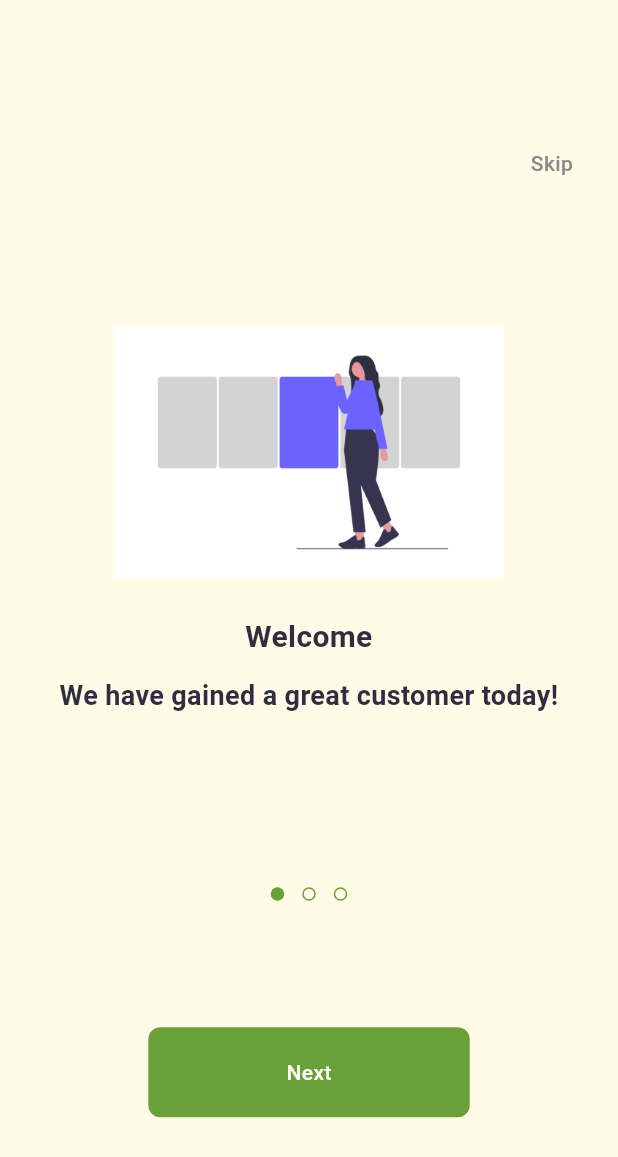
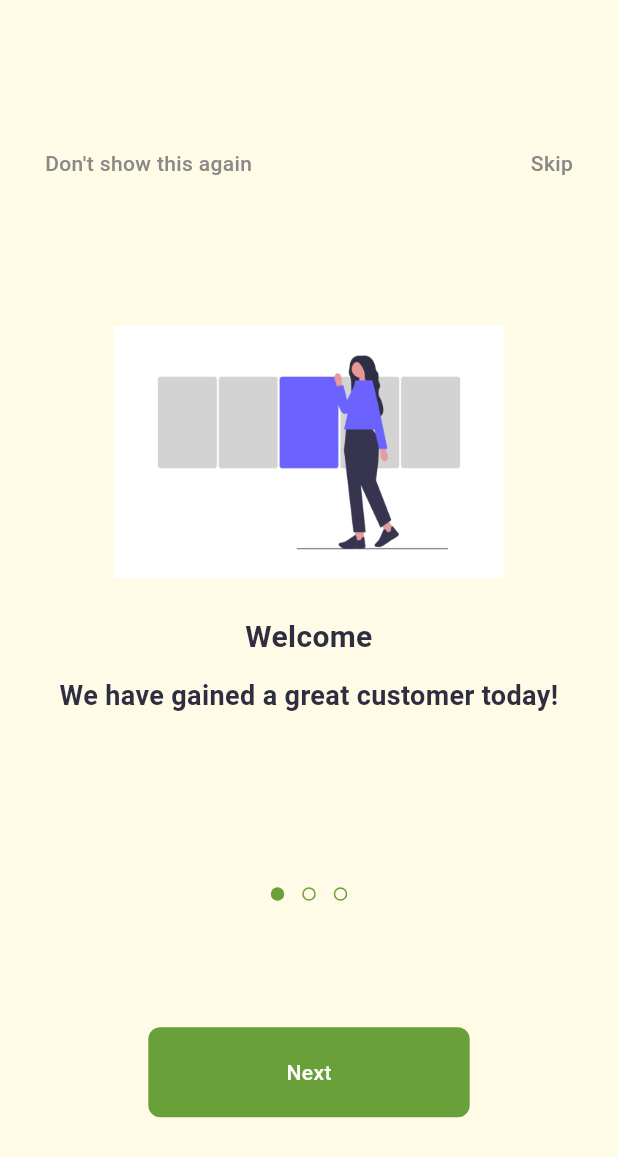
Before and after one commit to SherifShamel/food-court, a Flutter app: the screen it shows after launch, on a phone screen of 412 x 824 dp. Shown: the top 1157 px of the screen. Run offline on Flutter 3.47's test engine with Material 3 defaults, Android fonts, the phone set to English and light mode, and no system bars; drawn by our look-alikes of dots_indicator; our stand-ins replace carousel_slider, cloud_firestore, dartz, firebase_core, flutter_bloc, flutter_riverpod and 1 more; accounts and stored records are empty; Roboto replaces fonts that are missing (Gotham).

Commit message:
modified welcome feature, skipPage => just skip the page. don't show again => triggers shared prefs. updated the drawer ui.

```diff
--- a/lib/core/providers/my_shared_prefs.dart
+++ b/lib/core/providers/my_shared_prefs.dart
@@ -11,8 +11,8 @@ class MySharedPrefs {
     return await prefs.setDouble(key, value);
   }
 
-  static Future<bool> getData({required String key}) async{
+  static Future<bool> getData({required String key}) async {
     SharedPreferences prefs = await SharedPreferences.getInstance();
-    return  prefs.getBool(key) ?? false;
+    return prefs.getBool(key) ?? false;
   }
 }
--- a/lib/presentation/features/welcome_feature/pages/welcome_screen.dart
+++ b/lib/presentation/features/welcome_feature/pages/welcome_screen.dart
@@ -33,6 +33,10 @@ class _WelcomeScreenBodyState extends State<WelcomeScreenBody> {
           ?.pushReplacementNamed(PageRouteNames.layout);
       }
     });
+  }
+  void skipPage(){
+        navigatorKey.currentState
+            ?.pushReplacementNamed(PageRouteNames.layout);
 
   }
 
@@ -61,7 +65,7 @@ class _WelcomeScreenBodyState extends State<WelcomeScreenBody> {
               top: SizeConfig.defaultSize! * 10,
               right: 30,
               child: InkWell(
-                onTap: submit,
+                onTap: skipPage,
                 child: const Text(
                   "Skip",
                   style: TextStyle(
@@ -71,19 +75,41 @@ class _WelcomeScreenBodyState extends State<WelcomeScreenBody> {
                 ),
               ),
             ),
+
           ),
+          Visibility(
+            visible: pageController!.hasClients
+                ? (pageController?.page == 3 ? false : true)
+                : true,
+            child: Positioned(
+              top: SizeConfig.defaultSize! * 10,
+              left: 30,
+              child: InkWell(
+                onTap: submit,
+                child: const Text(
+                  "Don't show this again",
+                  style: TextStyle(
+                    fontSize: 14,
+                    color: Color(0xFF898989),
+                  ),
+                ),
+              ),
+            ),
+
+          ),
+
           Positioned(
             bottom: SizeConfig.defaultSize! * 8,
             right: SizeConfig.defaultSize! * 10,
             left: SizeConfig.defaultSize! * 10,
             child: CustomGeneralButton(
               onTap: () {
-                if (pageController!.page! < 3) {
+                if (pageController!.page! < 2) {
                   pageController?.nextPage(
                       duration: const Duration(milliseconds: 300),
                       curve: Curves.easeIn);
                 } else {
-                  submit();
+                  skipPage();
                 }
               },
               text: pageController!.hasClients
```
Also changed, not shown: lib/presentation/features/home_feature/widgets/my_custom_drawer.dart (+10 -3 lines).
